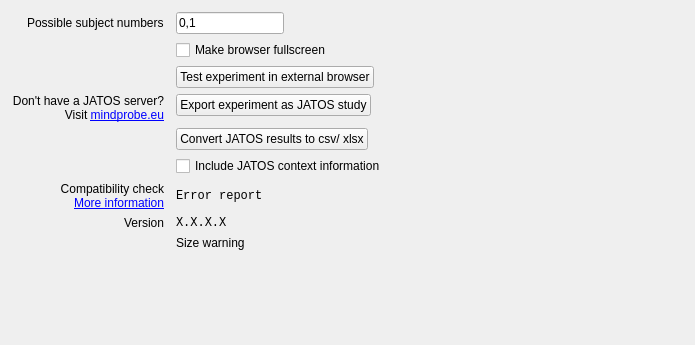
Before: the Qt Designer form opensesame_extensions/oswebext/oswebext.ui in open-cogsci/opensesame-extension-osweb, drawn with Qt 5.
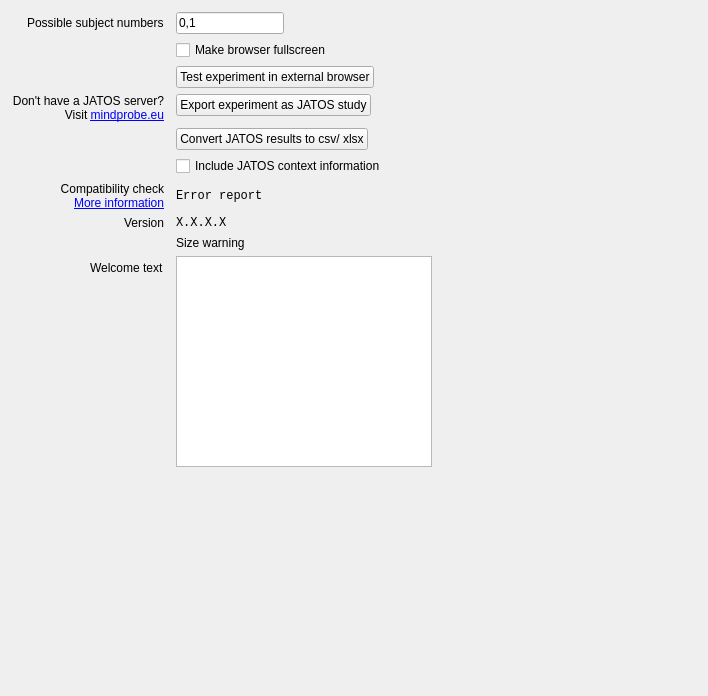
After: the same form once the commit is applied. Icons and pictures are not drawn.

Commit message: Allow welcome text to be specified (see open-cogsci/osweb#25)

Diff of the .ui file:
```diff
--- a/opensesame_extensions/oswebext/oswebext.ui
+++ b/opensesame_extensions/oswebext/oswebext.ui
@@ -6,8 +6,8 @@
    <rect>
     <x>0</x>
     <y>0</y>
-    <width>695</width>
-    <height>345</height>
+    <width>708</width>
+    <height>696</height>
    </rect>
   </property>
   <property name="windowTitle">
@@ -173,6 +173,29 @@
      </property>
     </widget>
    </item>
+   <item row="9" column="1">
+    <widget class="QPlainTextEdit" name="plaintextedit_welcome_text"/>
+   </item>
+   <item row="9" column="0">
+    <widget class="QLabel" name="label_4">
+     <property name="text">
+      <string>Welcome text</string>
+     </property>
+    </widget>
+   </item>
+   <item row="10" column="1">
+    <spacer name="verticalSpacer">
+     <property name="orientation">
+      <enum>Qt::Vertical</enum>
+     </property>
+     <property name="sizeHint" stdset="0">
+      <size>
+       <width>20</width>
+       <height>40</height>
+      </size>
+     </property>
+    </spacer>
+   </item>
   </layout>
  </widget>
  <resources/>
```
The commit also changes 4 other files.
